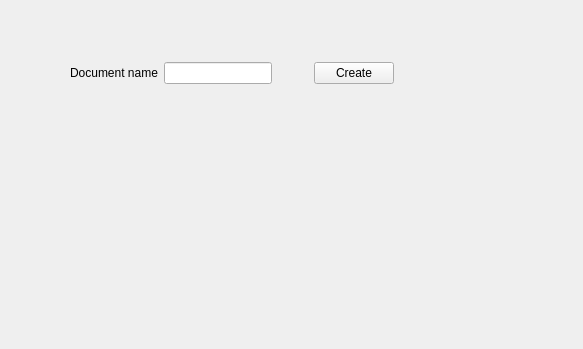
Before: the Qt Designer form CLIENT/GUI/ui/gui_newdoc.ui in GiuliCler/GIMPteam, drawn with Qt 5.
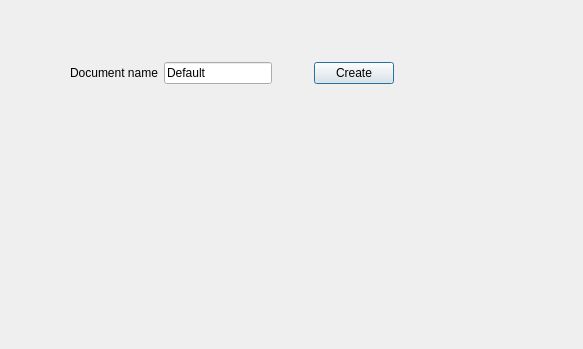
After: the same form once the commit is applied.

What changed in the file:
```diff
--- a/CLIENT/GUI/ui/gui_newdoc.ui
+++ b/CLIENT/GUI/ui/gui_newdoc.ui
@@ -63,6 +63,9 @@
          <verstretch>0</verstretch>
         </sizepolicy>
        </property>
+       <property name="text">
+        <string>Default</string>
+       </property>
       </widget>
      </item>
      <item>
@@ -86,6 +89,9 @@
        <property name="text">
         <string>Create</string>
        </property>
+       <property name="default">
+        <bool>true</bool>
+       </property>
       </widget>
      </item>
     </layout>
```
